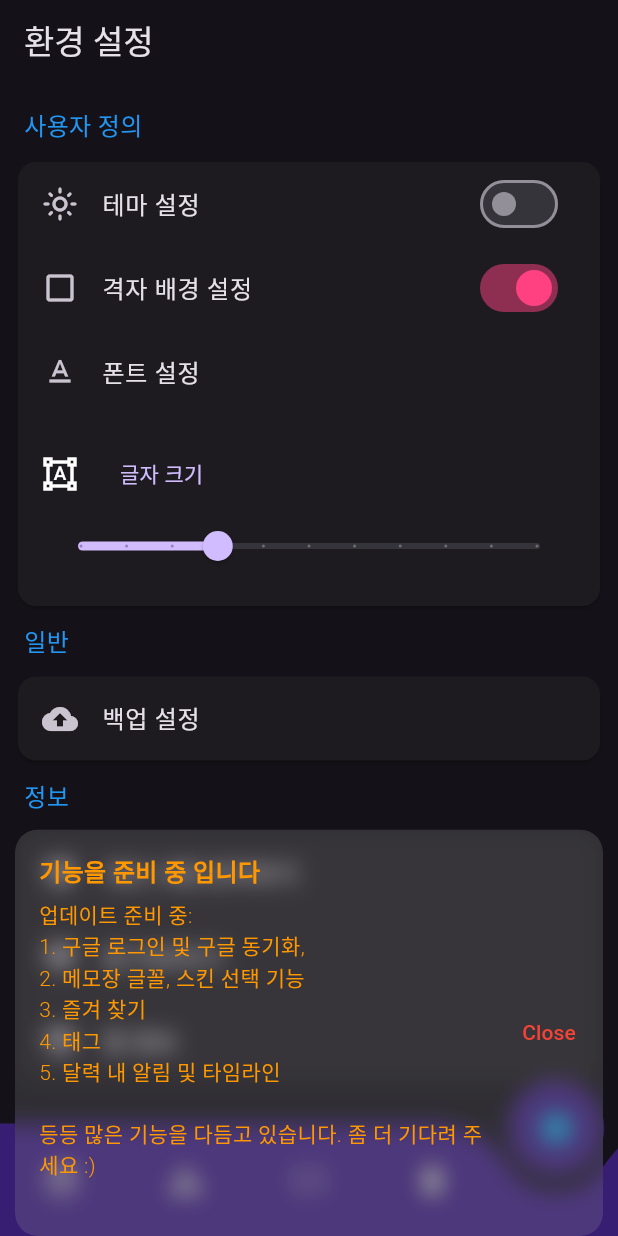
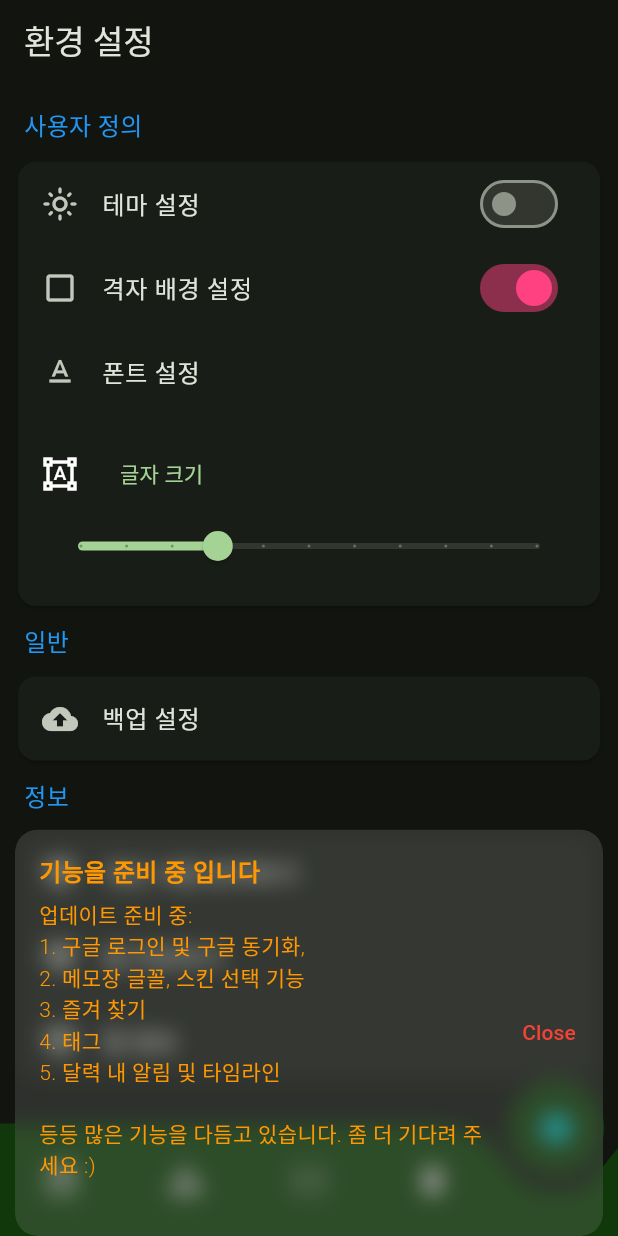
Before and after one commit to MinJaehyun/simple_note, a Flutter app: the screen it shows after launch, item 5 of the bottom bar chosen, on a phone screen of 412 x 824 dp. Run offline on Flutter 3.47's test engine with Material 3 defaults, Android fonts, the phone set to English and light mode, and no system bars; drawn by our look-alikes of curved_navigation_bar; our stand-ins replace get, hive, hive_flutter, substring_highlight, table_calendar; accounts and stored records are empty.

Commit message:
다크 모드 색상 변경

```diff
--- a/lib/main.dart
+++ b/lib/main.dart
@@ -62,8 +62,6 @@ class MyApp extends StatelessWidget {
           debugShowCheckedModeBanner: false,
           // 다크모드 설정
           themeMode: darkMode ? ThemeMode.dark : ThemeMode.light,
-          darkTheme: ThemeData.dark(),
-
           // theme 내에 3가지 설정 (폰트 설정, colorScheme, textTheme)
           theme: ThemeData(
             // fontFamily: 'NanumSquareNeo', // 변경 전
@@ -73,6 +71,12 @@ class MyApp extends StatelessWidget {
               brightness: Brightness.light,
             ),
           ),
+          darkTheme: ThemeData(
+            colorScheme: ColorScheme.fromSeed(
+              seedColor: const Color(0xff00ff00),
+              brightness: Brightness.dark,
+            ),
+          ),
           home: const MemoPage(),
         );
       },
```
